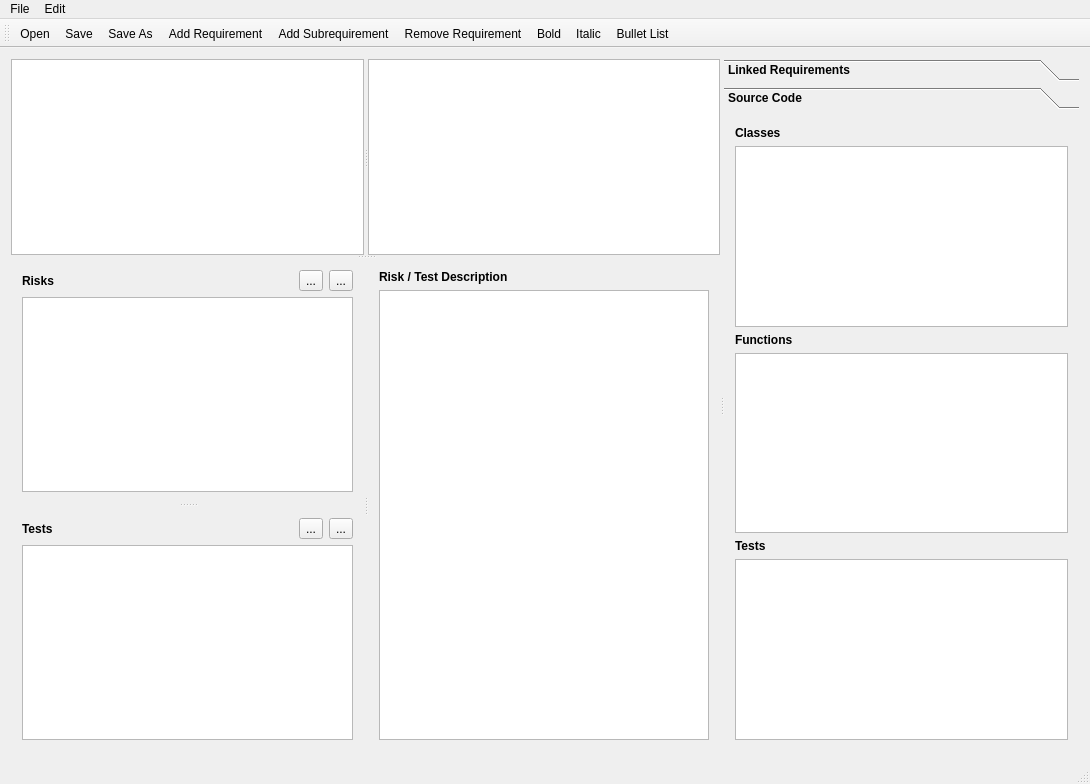
Before: the Qt Designer form mainwindow.ui in atilm/RequirementsManager, drawn with Qt 5.
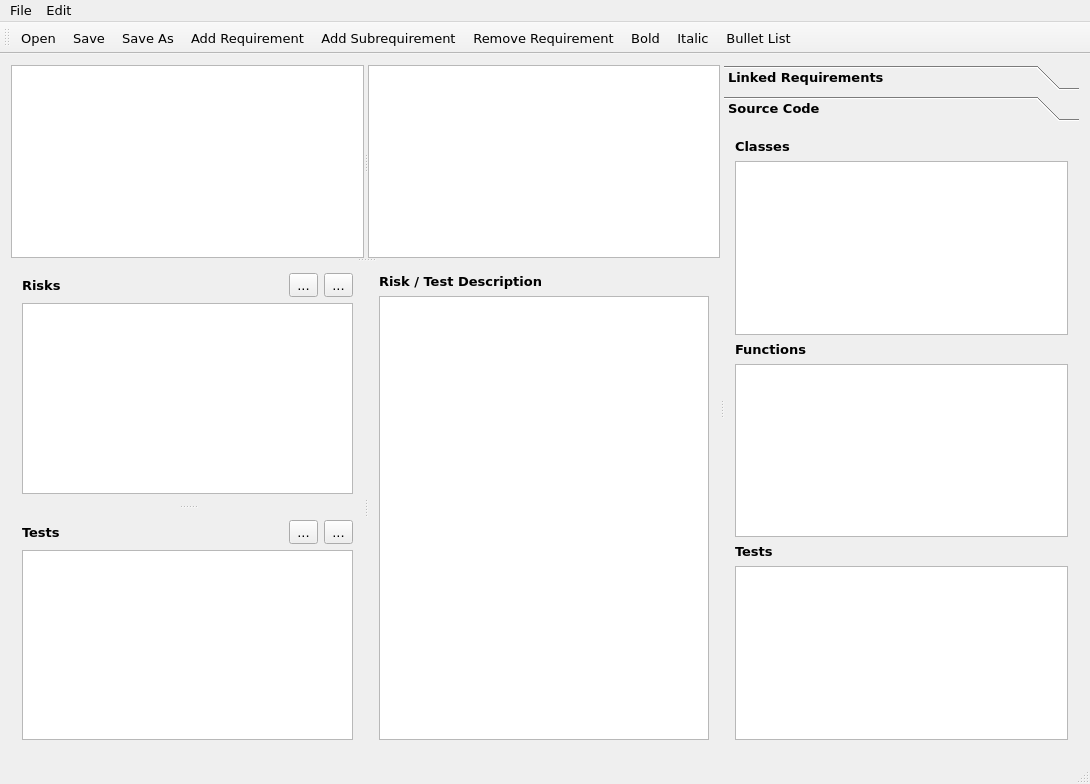
After: the same form once the commit is applied. Icons and pictures are not drawn.

Commit message: Uniform font in MainWindow

The edit to the form file:
```diff
--- a/mainwindow.ui
+++ b/mainwindow.ui
@@ -12,6 +12,8 @@
   </property>
   <property name="font">
    <font>
+    <family>Verdana</family>
+    <pointsize>10</pointsize>
     <weight>50</weight>
     <bold>false</bold>
    </font>
@@ -272,6 +274,14 @@
         </layout>
        </widget>
        <widget class="QWidget" name="codePage">
+        <property name="geometry">
+         <rect>
+          <x>0</x>
+          <y>0</y>
+          <width>370</width>
+          <height>629</height>
+         </rect>
+        </property>
         <attribute name="label">
          <string>Source Code</string>
         </attribute>
@@ -284,7 +294,14 @@
           </widget>
          </item>
          <item>
-          <widget class="QListView" name="moduleListView"/>
+          <widget class="QListView" name="moduleListView">
+           <property name="font">
+            <font>
+             <family>Verdana</family>
+             <pointsize>11</pointsize>
+            </font>
+           </property>
+          </widget>
          </item>
          <item>
           <widget class="QLabel" name="label_5">
@@ -294,7 +311,14 @@
           </widget>
          </item>
          <item>
-          <widget class="QListView" name="functionListView"/>
+          <widget class="QListView" name="functionListView">
+           <property name="font">
+            <font>
+             <family>Verdana</family>
+             <pointsize>11</pointsize>
+            </font>
+           </property>
+          </widget>
          </item>
          <item>
           <widget class="QLabel" name="label_6">
@@ -304,7 +328,14 @@
           </widget>
          </item>
          <item>
-          <widget class="QListView" name="testListView"/>
+          <widget class="QListView" name="testListView">
+           <property name="font">
+            <font>
+             <family>Verdana</family>
+             <pointsize>11</pointsize>
+            </font>
+           </property>
+          </widget>
          </item>
         </layout>
        </widget>
@@ -319,7 +350,7 @@
      <x>0</x>
      <y>0</y>
      <width>1090</width>
-     <height>21</height>
+     <height>22</height>
     </rect>
    </property>
    <widget class="QMenu" name="menuFile">
```
The commit also changes 8 other files.
